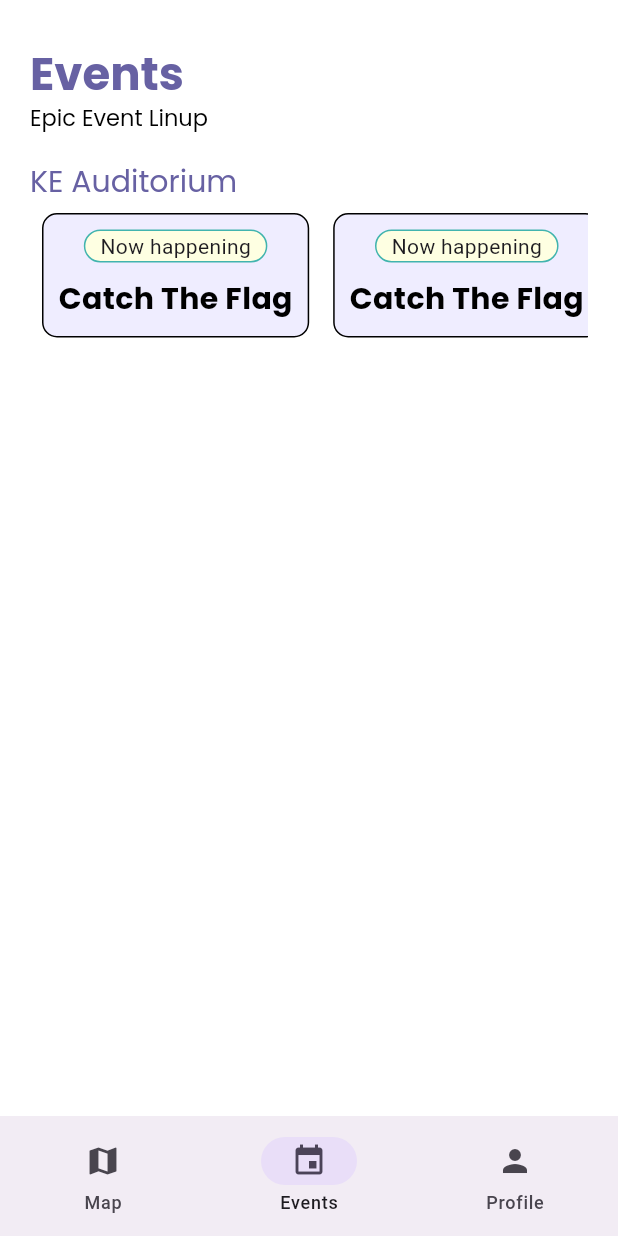
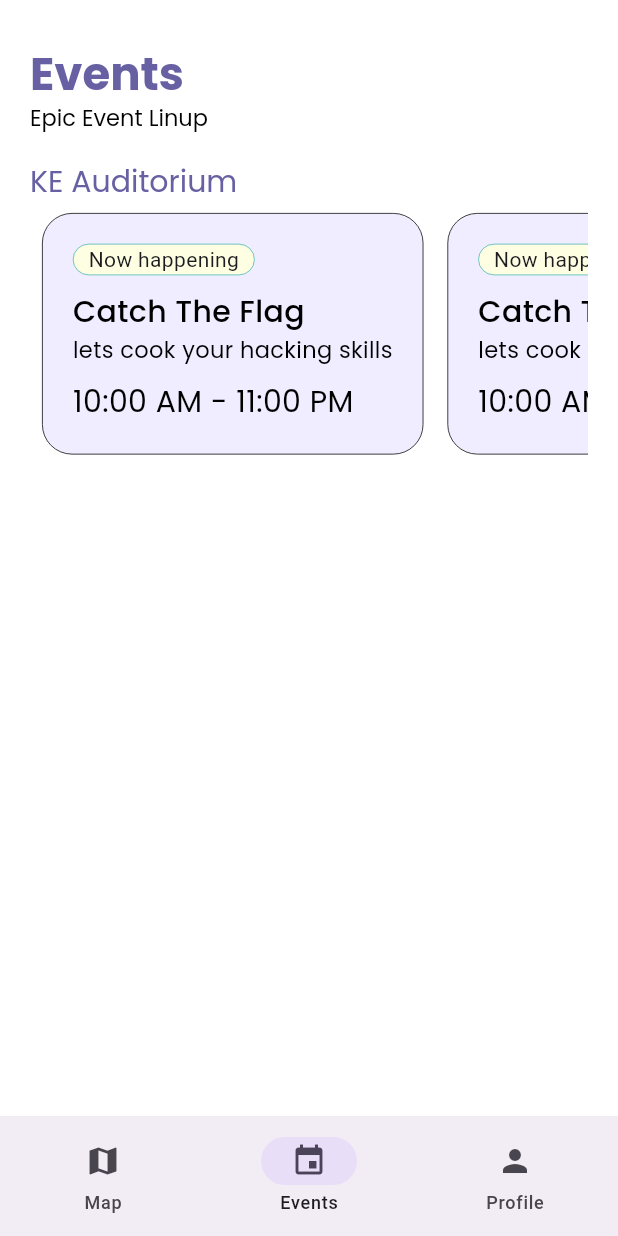
Before and after one commit to ieeelink/yess-app24, a Flutter app: the screen it shows after launch, item 2 of the bottom bar chosen, on a phone screen of 412 x 824 dp. Run offline on Flutter 3.47's test engine with Material 3 defaults, Android fonts, the phone set to English and light mode, and no system bars.

Commit message:
events edit2

```diff
--- a/lib/events.dart
+++ b/lib/events.dart
@@ -52,31 +52,30 @@ class EventsPage extends StatelessWidget {
               children: List.generate(
                 5, // Change this number to however many items you want
                 (index) => Container(
-                  padding: EdgeInsets.all(10),
+                  padding: EdgeInsets.all(20),
                   margin: const EdgeInsets.all(8.0),
                   decoration: BoxDecoration(
                     color: const Color(0xFFEFEDFF),
                     border: Border.all(
                       color: Colors.black,
-                      width: 1,
+                      width: 0.5,
                     ),
                     borderRadius: BorderRadius.circular(
-                        10), // Add rounded corners if desired
+                        20), // Add rounded corners if desired
                   ),
-                  child: Column(children: [
-                    Align(
-                      alignment: Alignment.topLeft,
-                      child: Container(
+                  child: Column(
+                      crossAxisAlignment: CrossAxisAlignment.start,
+                      children: [
+                        Container(
                           padding: EdgeInsets.only(left: 10, right: 10),
                           child: Text('Now happening'),
                           decoration: BoxDecoration(
                             color: Color(0xFFFEFFE2),
                             border: Border.all(
                               color: Color(0xFF41B4AE),
-                            width: 1,
+                              width: 0.5,
                             ),
                             borderRadius: BorderRadius.circular(30),
-                        ),
                           ),
                         ),
                         SizedBox(
@@ -87,8 +86,29 @@ class EventsPage extends StatelessWidget {
                           style: TextStyle(
                             color: Colors.black,
                             fontFamily: 'Poppins',
-                        fontWeight: FontWeight.bold,
                             fontSize: 20,
+                            fontWeight: FontWeight.w500,
+                          ),
+                        ),
+                        Text(
+                          'lets cook your hacking skills',
+                          style: TextStyle(
+                            color: Colors.black,
+                            fontFamily: 'Poppins',
+                            fontSize: 15,
+                            fontWeight: FontWeight.normal,
+                          ),
+                        ),
+                        SizedBox(
+                          height: 10,
+                        ),
+                        Text(
+                          '10:00 AM - 11:00 PM',
+                          style: TextStyle(
+                            color: Colors.black,
+                            fontFamily: 'Poppins',
+                            fontSize: 20,
+                            fontWeight: FontWeight.normal,
                           ),
                         ),
                       ]),
```
Lines whose indentation alone changed are shown as unchanged.
